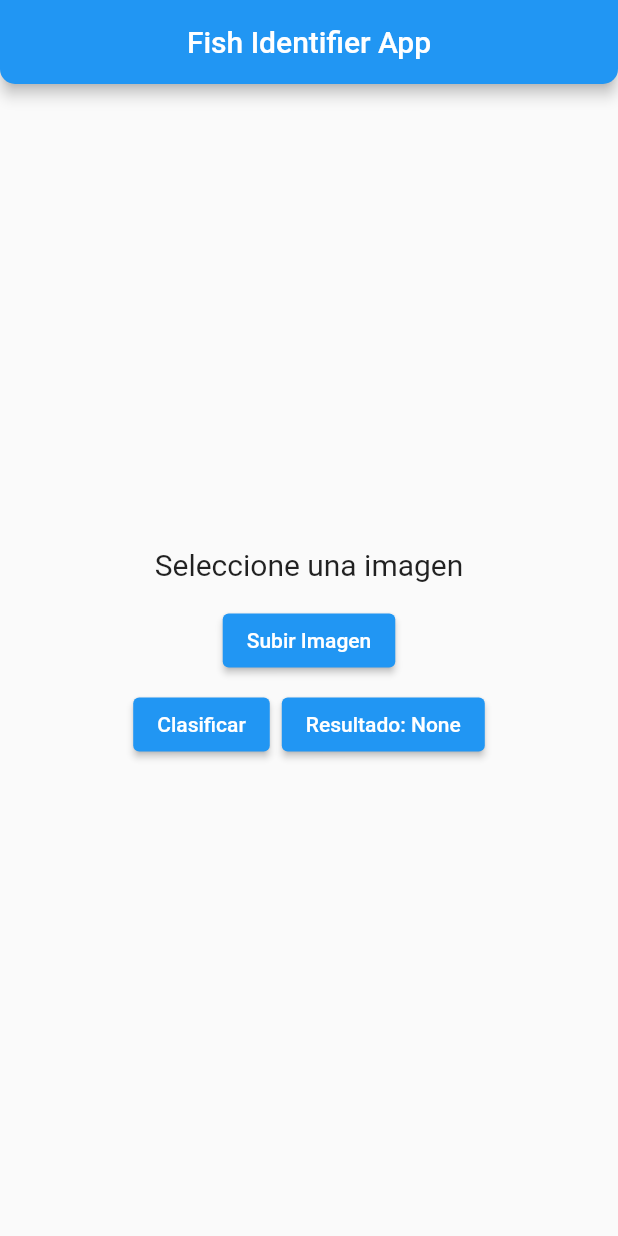
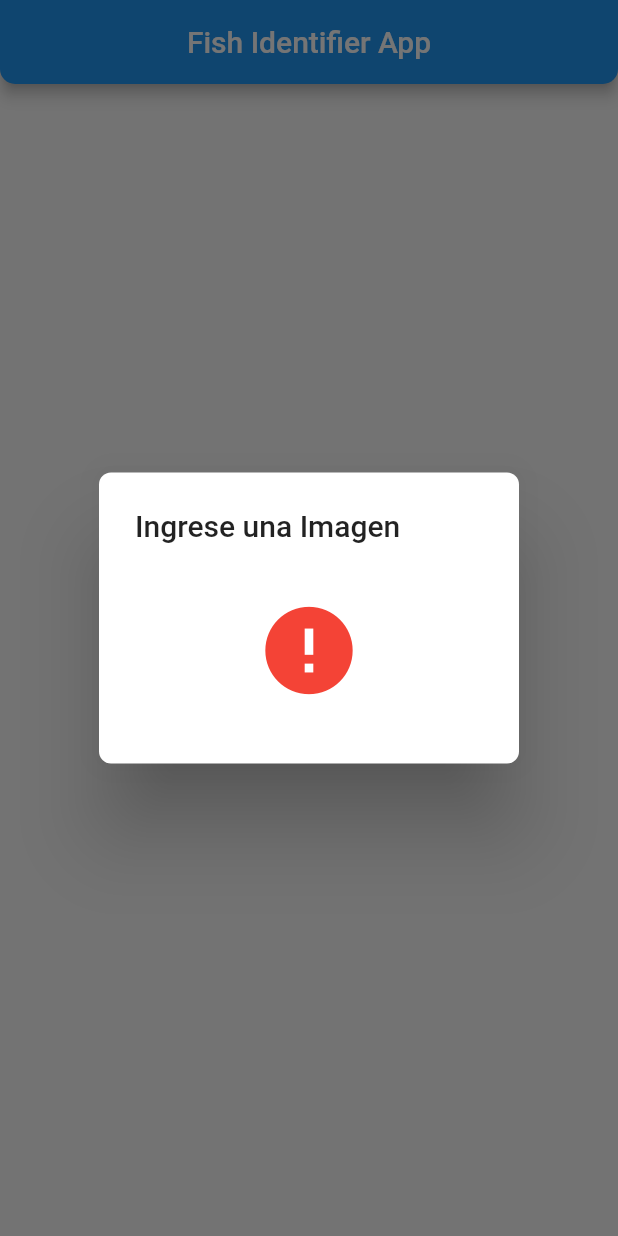
Before and after one commit to joyel124/fish_identifier, a Flutter app: the screen it shows after launch, after a tap on "Clasificar", on a phone screen of 412 x 824 dp. Run offline on Flutter 3.47's test engine with Material 2 defaults, Android fonts, the phone set to English and light mode, and no system bars; our stand-ins replace image_picker.

Commit message:
feat: Added NotFindImage Exception.

```diff
--- a/lib/main.dart
+++ b/lib/main.dart
@@ -17,7 +17,7 @@ class Home extends StatefulWidget {
 class _HomeState extends State<Home> {
 
   XFile? image;
-  String resultText = 'None';
+  String resultText = ' ';
   final ImagePicker picker = ImagePicker();
 
   @override
@@ -34,7 +34,7 @@ class _HomeState extends State<Home> {
     });
   }
 
-  Future<void> identify(XFile imagen) async {
+  Future<void> identify(XFile? imagen) async {
 
     if (imagen != null) {
       String url = 'http://192.168.1.4:5000/image'; // Reemplaza con la URL de tu endpoint
@@ -59,6 +59,31 @@ class _HomeState extends State<Home> {
         });
       }
     }
+    else{
+        notFindImage();
+    }
+  }
+
+  void notFindImage(){
+    showDialog(
+        context: context,
+        builder: (BuildContext context) {
+          return AlertDialog(
+            shape:
+            RoundedRectangleBorder(borderRadius: BorderRadius.circular(8)),
+            title: Text('Ingrese una Imagen'),
+            content: Container(
+              height: MediaQuery.of(context).size.height / 8,
+              child: Center(
+                child: Icon(
+                  Icons.error,
+                  color: Colors.red,
+                  size: 70,
+                ),
+              ),
+            ),
+          );
+        });
   }
 
   //show popup dialog
@@ -160,7 +185,7 @@ class _HomeState extends State<Home> {
               children: [
                 ElevatedButton(
                   onPressed: () {
-                    identify(image!);
+                    identify(image);
                   },
                   child: Text('Clasificar'),
                 ),
```
